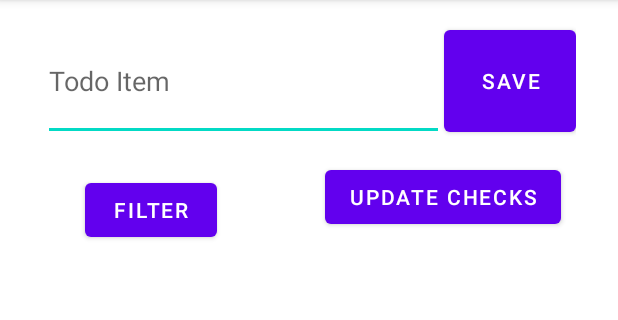
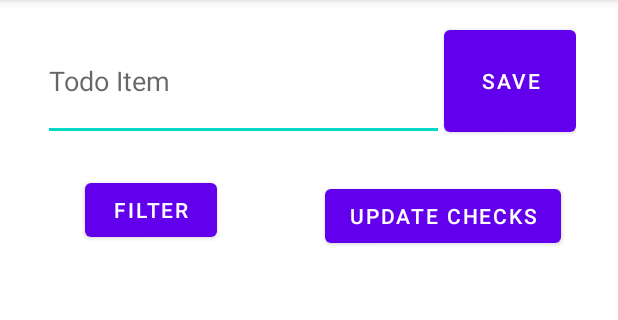
Before and after one commit to giancarloC/CS388, an Android app: the screen it shows after launch (MainActivity), after a tap on "FILTER", on a phone screen of 412 x 824 dp, the part 84-404 px from its top. Run offline under Robolectric (Android 15) with nearby library versions, the phone set to English and light mode, and no system bars; 2 statements that could not run were skipped.

Commit message:
finished up content provider sandbox

```diff
--- a/ContentProviderSandbox/app/src/main/java/com/example/contentprovidersandbox/MainActivity.java
+++ b/ContentProviderSandbox/app/src/main/java/com/example/contentprovidersandbox/MainActivity.java
@@ -155,15 +155,19 @@ public class MainActivity extends AppCompatActivity {
             doneToggle = (CheckBox) v.findViewById(R.id.doneToggle);
             isDone = doneToggle.isChecked();
 
+            long id = listView.getItemIdAtPosition(i);
+
+
             ContentValues values = new ContentValues();
             values.put(TodoProvider.DONE, isDone ? "1":"0");
 
-            Uri _uri = ContentUris.withAppendedId(TodoProvider.CONTENT_URI, i+1);
+            Uri _uri = ContentUris.withAppendedId(TodoProvider.CONTENT_URI, id);
             int returnCount = getContentResolver().update(
-                    _uri, values, TodoProvider._ID, new String[]{Long.toString(i+1)});
+                    _uri, values, TodoProvider._ID, new String[]{Long.toString(id)});
         }
 
         activeTodo = -1;
+        filtered = false;
         getTodos();
     }
 
@@ -195,8 +199,8 @@ public class MainActivity extends AppCompatActivity {
         String selArg = "";
 
         if (filtered == true){
-            selectionClause = TodoProvider.DONE + " = ?";
-            selArg = "0";
+            selectionClause = TodoProvider.DONE + " = 0";
+            selArg = "";
         }
         String[] selectionArgs = {selArg};
 
@@ -207,7 +211,13 @@ public class MainActivity extends AppCompatActivity {
                 selectionArgs,                                                              // Either empty, or the string the user entered
                 null);                                                            // The sort order for the returned rows
 
+        if (mCursor.getCount() == 0){
+            Log.i(TAG, "big oof");
+        }
 
+        if (mCursor == null){
+            Log.i(TAG, "Big error on my part");
+        }
         if (listView.getAdapter() == null) {
             cursorAdapter = new SimpleCursorAdapter(
                     getApplicationContext(),                                                    // The application's Context object
@@ -231,6 +241,7 @@ public class MainActivity extends AppCompatActivity {
                 changeState();
             });
 
+
         } else {
             //update the listview
             ((SimpleCursorAdapter) listView.getAdapter()).swapCursor(mCursor);
--- a/ContentProviderSandbox/app/src/main/res/layout/activity_main.xml
+++ b/ContentProviderSandbox/app/src/main/res/layout/activity_main.xml
@@ -99,6 +99,7 @@
         android:layout_width="wrap_content"
         android:layout_height="wrap_content"
         android:layout_marginTop="13dp"
+        android:layout_marginBottom="13dp"
         android:onClick="updateChecks"
         android:text="Update Checks"
         app:layout_constraintBottom_toTopOf="@+id/todoList"
@@ -106,6 +107,6 @@
         app:layout_constraintHorizontal_bias="0.85"
         app:layout_constraintStart_toStartOf="parent"
         app:layout_constraintTop_toBottomOf="@+id/linearLayout2"
-        app:layout_constraintVertical_bias="0.0" />
+        app:layout_constraintVertical_bias="0.351" />
 
 </androidx.constraintlayout.widget.ConstraintLayout>
```
